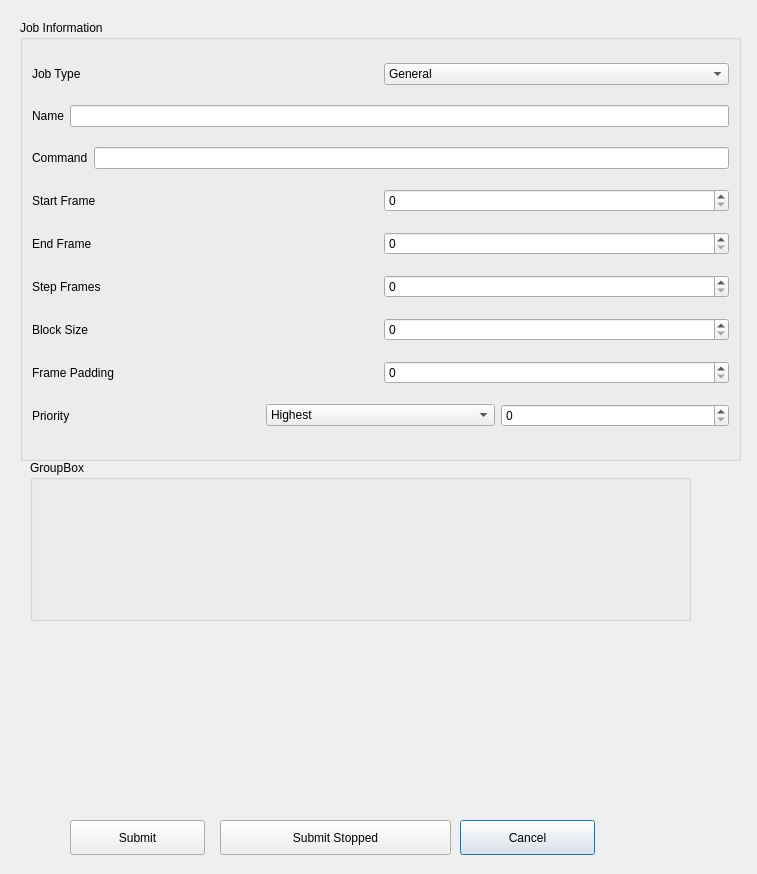
hdd/drQt, file src/ui/newJob.ui: the form before one commit.
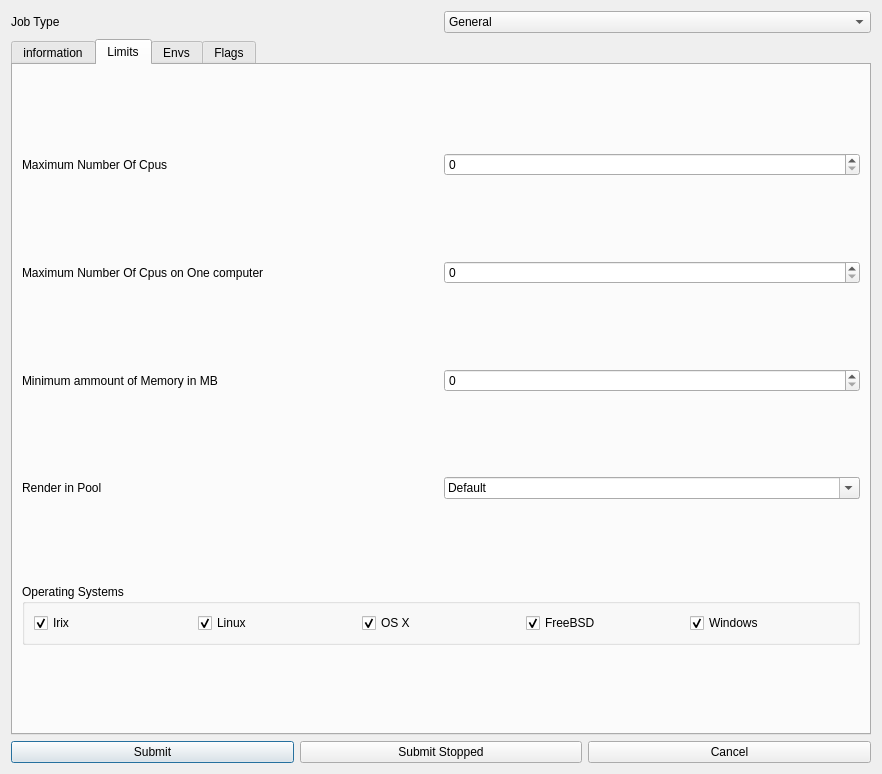
The form after the commit.

Commit message: re organize job submission

```diff
--- a/src/ui/newJob.ui
+++ b/src/ui/newJob.ui
@@ -6,69 +6,18 @@
    <rect>
     <x>0</x>
     <y>0</y>
-    <width>757</width>
-    <height>874</height>
+    <width>882</width>
+    <height>774</height>
    </rect>
   </property>
   <property name="windowTitle">
    <string>Dialog</string>
   </property>
-  <widget class="QPushButton" name="pushButton">
-   <property name="geometry">
-    <rect>
-     <x>460</x>
-     <y>820</y>
-     <width>135</width>
-     <height>35</height>
-    </rect>
-   </property>
-   <property name="text">
-    <string>Cancel</string>
-   </property>
-  </widget>
-  <widget class="QPushButton" name="pushButton_2">
-   <property name="geometry">
-    <rect>
-     <x>220</x>
-     <y>820</y>
-     <width>231</width>
-     <height>35</height>
-    </rect>
-   </property>
-   <property name="text">
-    <string>Submit Stopped</string>
-   </property>
-  </widget>
-  <widget class="QPushButton" name="pushButton_3">
-   <property name="geometry">
-    <rect>
-     <x>70</x>
-     <y>820</y>
-     <width>135</width>
-     <height>35</height>
-    </rect>
-   </property>
-   <property name="text">
-    <string>Submit</string>
-   </property>
-  </widget>
-  <widget class="QGroupBox" name="groupBox">
-   <property name="geometry">
-    <rect>
-     <x>20</x>
-     <y>20</y>
-     <width>721</width>
-     <height>441</height>
-    </rect>
-   </property>
-   <property name="title">
-    <string>Job Information</string>
-   </property>
-   <layout class="QVBoxLayout" name="verticalLayout">
+  <layout class="QGridLayout" name="gridLayout">
+   <item row="0" column="0">
+    <layout class="QHBoxLayout" name="horizontalLayout_26">
     <item>
-     <layout class="QHBoxLayout" name="horizontalLayout">
-      <item>
-       <widget class="QLabel" name="label">
+      <widget class="QLabel" name="label_25">
         <property name="styleSheet">
          <string notr="true"/>
         </property>
@@ -78,7 +27,7 @@
        </widget>
       </item>
       <item>
-       <widget class="QComboBox" name="comboBox">
+      <widget class="QComboBox" name="comboBox_5">
         <item>
          <property name="text">
           <string>General</string>
@@ -88,17 +37,66 @@
       </item>
      </layout>
     </item>
+   <item row="2" column="0">
+    <layout class="QHBoxLayout" name="horizontalLayout_19">
     <item>
-     <layout class="QHBoxLayout" name="horizontalLayout_2">
+      <widget class="QPushButton" name="pushButton_3">
+       <property name="text">
+        <string>Submit</string>
+       </property>
+      </widget>
+     </item>
       <item>
-       <widget class="QLabel" name="label_2">
+      <widget class="QPushButton" name="pushButton_2">
+       <property name="text">
+        <string>Submit Stopped</string>
+       </property>
+      </widget>
+     </item>
+     <item>
+      <widget class="QPushButton" name="pushButton">
+       <property name="text">
+        <string>Cancel</string>
+       </property>
+      </widget>
+     </item>
+    </layout>
+   </item>
+   <item row="1" column="0">
+    <widget class="QTabWidget" name="tabWidget">
+     <property name="currentIndex">
+      <number>1</number>
+     </property>
+     <widget class="QWidget" name="TB_information">
+      <attribute name="title">
+       <string>information</string>
+      </attribute>
+      <layout class="QGridLayout" name="gridLayout_2">
+       <item row="0" column="0">
+        <layout class="QHBoxLayout" name="horizontalLayout_28">
+         <item>
+          <widget class="QLabel" name="label_27">
+           <property name="text">
+            <string>Frame Padding</string>
+           </property>
+          </widget>
+         </item>
+         <item>
+          <widget class="QSpinBox" name="spinBox_18"/>
+         </item>
+        </layout>
+       </item>
+       <item row="1" column="0">
+        <layout class="QHBoxLayout" name="horizontalLayout_20">
+         <item>
+          <widget class="QLabel" name="label_19">
         <property name="text">
          <string>Name</string>
         </property>
        </widget>
       </item>
       <item>
-       <widget class="QLineEdit" name="lineEdit">
+          <widget class="QLineEdit" name="lineEdit_5">
         <property name="minimumSize">
          <size>
           <width>0</width>
@@ -109,101 +107,87 @@
       </item>
      </layout>
     </item>
+       <item row="2" column="0">
+        <layout class="QHBoxLayout" name="horizontalLayout_21">
     <item>
-     <layout class="QHBoxLayout" name="horizontalLayout_3">
-      <item>
-       <widget class="QLabel" name="label_3">
+          <widget class="QLabel" name="label_20">
         <property name="text">
          <string>Command</string>
         </property>
        </widget>
       </item>
       <item>
-       <widget class="QLineEdit" name="lineEdit_2"/>
+          <widget class="QLineEdit" name="lineEdit_6"/>
       </item>
      </layout>
     </item>
+       <item row="3" column="0">
+        <layout class="QHBoxLayout" name="horizontalLayout_25">
     <item>
-     <layout class="QHBoxLayout" name="horizontalLayout_4">
-      <item>
-       <widget class="QLabel" name="label_4">
+          <widget class="QLabel" name="label_24">
         <property name="text">
          <string>Start Frame</string>
         </property>
        </widget>
       </item>
       <item>
-       <widget class="QSpinBox" name="spinBox"/>
+          <widget class="QSpinBox" name="spinBox_16"/>
       </item>
      </layout>
     </item>
+       <item row="4" column="0">
+        <layout class="QHBoxLayout" name="horizontalLayout_23">
     <item>
-     <layout class="QHBoxLayout" name="horizontalLayout_5">
-      <item>
-       <widget class="QLabel" name="label_5">
+          <widget class="QLabel" name="label_22">
         <property name="text">
          <string>End Frame</string>
         </property>
        </widget>
       </item>
       <item>
-       <widget class="QSpinBox" name="spinBox_2"/>
+          <widget class="QSpinBox" name="spinBox_14"/>
       </item>
      </layout>
     </item>
+       <item row="5" column="0">
+        <layout class="QHBoxLayout" name="horizontalLayout_22">
     <item>
-     <layout class="QHBoxLayout" name="horizontalLayout_6">
-      <item>
-       <widget class="QLabel" name="label_6">
+          <widget class="QLabel" name="label_21">
         <property name="text">
          <string>Step Frames</string>
         </property>
        </widget>
       </item>
       <item>
-       <widget class="QSpinBox" name="spinBox_3"/>
+          <widget class="QSpinBox" name="spinBox_13"/>
       </item>
      </layout>
     </item>
+       <item row="6" column="0">
+        <layout class="QHBoxLayout" name="horizontalLayout_24">
     <item>
-     <layout class="QHBoxLayout" name="horizontalLayout_7">
-      <item>
-       <widget class="QLabel" name="label_7">
+          <widget class="QLabel" name="label_23">
         <property name="text">
          <string>Block Size</string>
         </property>
        </widget>
       </item>
       <item>
-       <widget class="QSpinBox" name="spinBox_4"/>
+          <widget class="QSpinBox" name="spinBox_15"/>
       </item>
      </layout>
     </item>
+       <item row="7" column="0">
+        <layout class="QHBoxLayout" name="horizontalLayout_27">
     <item>
-     <layout class="QHBoxLayout" name="horizontalLayout_8">
-      <item>
-       <widget class="QLabel" name="label_8">
-        <property name="text">
-         <string>Frame Padding</string>
-        </property>
-       </widget>
-      </item>
-      <item>
-       <widget class="QSpinBox" name="spinBox_5"/>
-      </item>
-     </layout>
-    </item>
-    <item>
-     <layout class="QHBoxLayout" name="horizontalLayout_9">
-      <item>
-       <widget class="QLabel" name="label_9">
+          <widget class="QLabel" name="label_26">
         <property name="text">
          <string>Priority</string>
         </property>
        </widget>
       </item>
       <item>
-       <widget class="QComboBox" name="comboBox_2">
+          <widget class="QComboBox" name="comboBox_6">
         <item>
          <property name="text">
           <string>Highest</string>
@@ -237,25 +221,256 @@
        </widget>
       </item>
       <item>
-       <widget class="QSpinBox" name="spinBox_6"/>
+          <widget class="QSpinBox" name="spinBox_17"/>
       </item>
      </layout>
     </item>
    </layout>
-  </widget>
-  <widget class="QGroupBox" name="groupBox_2">
-   <property name="geometry">
-    <rect>
-     <x>30</x>
-     <y>460</y>
-     <width>661</width>
-     <height>161</height>
-    </rect>
+      <zorder>layoutWidget</zorder>
+      <zorder>layoutWidget_2</zorder>
+      <zorder>layoutWidget_3</zorder>
+      <zorder>layoutWidget_4</zorder>
+      <zorder>layoutWidget_5</zorder>
+      <zorder>layoutWidget_6</zorder>
+      <zorder>layoutWidget_8</zorder>
+      <zorder>layoutWidget_9</zorder>
+      <zorder>label_27</zorder>
+      <zorder>spinBox_13</zorder>
+     </widget>
+     <widget class="QWidget" name="tab_2">
+      <attribute name="title">
+       <string>Limits</string>
+      </attribute>
+      <layout class="QGridLayout" name="gridLayout_3">
+       <item row="0" column="0">
+        <layout class="QHBoxLayout" name="horizontalLayout_34">
+         <item>
+          <widget class="QLabel" name="label_32">
+           <property name="text">
+            <string>Maximum Number Of Cpus</string>
+           </property>
+          </widget>
+         </item>
+         <item>
+          <widget class="QSpinBox" name="spinBox_22"/>
+         </item>
+        </layout>
+       </item>
+       <item row="1" column="0">
+        <layout class="QHBoxLayout" name="horizontalLayout_37">
+         <item>
+          <widget class="QLabel" name="label_35">
+           <property name="text">
+            <string>Maximum Number Of Cpus on One computer</string>
+           </property>
+          </widget>
+         </item>
+         <item>
+          <widget class="QSpinBox" name="spinBox_24"/>
+         </item>
+        </layout>
+       </item>
+       <item row="2" column="0">
+        <layout class="QHBoxLayout" name="horizontalLayout_36">
+         <item>
+          <widget class="QLabel" name="label_34">
+           <property name="text">
+            <string>Minimum ammount of Memory in MB </string>
+           </property>
+          </widget>
+         </item>
+         <item>
+          <widget class="QSpinBox" name="spinBox_23"/>
+         </item>
+        </layout>
+       </item>
+       <item row="3" column="0">
+        <layout class="QHBoxLayout" name="horizontalLayout_35">
+         <item>
+          <widget class="QLabel" name="label_33">
+           <property name="text">
+            <string>Render in Pool</string>
+           </property>
+          </widget>
+         </item>
+         <item>
+          <widget class="QComboBox" name="comboBox_8">
+           <property name="editable">
+            <bool>true</bool>
+           </property>
+           <item>
+            <property name="text">
+             <string>Default</string>
+            </property>
+           </item>
+          </widget>
+         </item>
+        </layout>
+       </item>
+       <item row="4" column="0">
+        <widget class="QGroupBox" name="groupBox_3">
+         <property name="sizePolicy">
+          <sizepolicy hsizetype="Preferred" vsizetype="Fixed">
+           <horstretch>0</horstretch>
+           <verstretch>0</verstretch>
+          </sizepolicy>
    </property>
    <property name="title">
-    <string>GroupBox</string>
-   </property>
-  </widget>
+          <string>Operating Systems</string>
+         </property>
+         <layout class="QHBoxLayout" name="horizontalLayout_38">
+          <item>
+           <widget class="QCheckBox" name="checkBox_6">
+            <property name="text">
+             <string>Irix</string>
+            </property>
+            <property name="checked">
+             <bool>true</bool>
+            </property>
+           </widget>
+          </item>
+          <item>
+           <widget class="QCheckBox" name="checkBox_7">
+            <property name="text">
+             <string>Linux</string>
+            </property>
+            <property name="checked">
+             <bool>true</bool>
+            </property>
+           </widget>
+          </item>
+          <item>
+           <widget class="QCheckBox" name="checkBox_8">
+            <property name="text">
+             <string>OS X</string>
+            </property>
+            <property name="checked">
+             <bool>true</bool>
+            </property>
+           </widget>
+          </item>
+          <item>
+           <widget class="QCheckBox" name="checkBox_9">
+            <property name="text">
+             <string>FreeBSD</string>
+            </property>
+            <property name="checked">
+             <bool>true</bool>
+            </property>
+           </widget>
+          </item>
+          <item>
+           <widget class="QCheckBox" name="checkBox_10">
+            <property name="text">
+             <string>Windows</string>
+            </property>
+            <property name="checked">
+             <bool>true</bool>
+            </property>
+           </widget>
+          </item>
+         </layout>
+        </widget>
+       </item>
+      </layout>
+     </widget>
+     <widget class="QWidget" name="tab">
+      <attribute name="title">
+       <string>Envs</string>
+      </attribute>
+      <layout class="QGridLayout" name="gridLayout_4">
+       <item row="0" column="0">
+        <layout class="QHBoxLayout" name="horizontalLayout_39">
+         <item>
+          <widget class="QCheckBox" name="checkBox_11">
+           <property name="text">
+            <string>Load Module</string>
+           </property>
+          </widget>
+         </item>
+         <item>
+          <widget class="QLineEdit" name="lineEdit_7">
+           <property name="enabled">
+            <bool>false</bool>
+           </property>
+          </widget>
+         </item>
+        </layout>
+       </item>
+       <item row="1" column="0">
+        <widget class="QTableWidget" name="tableWidget">
+         <attribute name="horizontalHeaderStretchLastSection">
+          <bool>true</bool>
+         </attribute>
+         <attribute name="horizontalHeaderStretchLastSection">
+          <bool>true</bool>
+         </attribute>
+         <column>
+          <property name="text">
+           <string>Name</string>
+          </property>
+         </column>
+         <column>
+          <property name="text">
+           <string>Value</string>
+          </property>
+         </column>
+        </widget>
+       </item>
+      </layout>
+     </widget>
+     <widget class="QWidget" name="tab_3">
+      <attribute name="title">
+       <string>Flags</string>
+      </attribute>
+      <layout class="QGridLayout" name="gridLayout_5">
+       <item row="0" column="0">
+        <layout class="QHBoxLayout" name="horizontalLayout_40">
+         <item>
+          <widget class="QCheckBox" name="checkBox_12">
+           <property name="text">
+            <string>Mail Notification</string>
+           </property>
+          </widget>
+         </item>
+         <item>
+          <widget class="QCheckBox" name="checkBox_13">
+           <property name="text">
+            <string>Specific Email</string>
+           </property>
+          </widget>
+         </item>
+         <item>
+          <widget class="QLineEdit" name="lineEdit_8"/>
+         </item>
+        </layout>
+       </item>
+       <item row="1" column="0">
+        <layout class="QHBoxLayout" name="horizontalLayout_41">
+         <item>
+          <widget class="QCheckBox" name="checkBox_14">
+           <property name="text">
+            <string>Job depends on Id (jobid)</string>
+           </property>
+          </widget>
+         </item>
+         <item>
+          <widget class="QComboBox" name="comboBox_9"/>
+         </item>
+        </layout>
+       </item>
+       <item row="2" column="0">
+        <widget class="QCheckBox" name="checkBox_15">
+         <property name="text">
+          <string>Delete Job When finished</string>
+         </property>
+        </widget>
+       </item>
+      </layout>
+     </widget>
+    </widget>
+   </item>
+  </layout>
  </widget>
  <resources/>
  <connections/>
```
Lines whose indentation alone changed are shown as unchanged.
